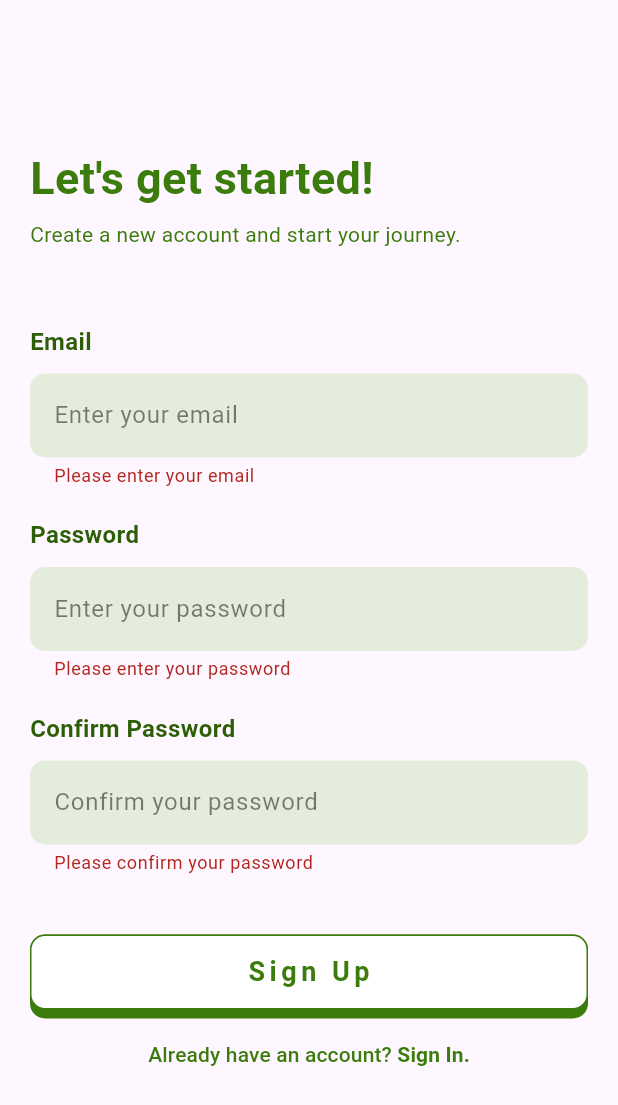
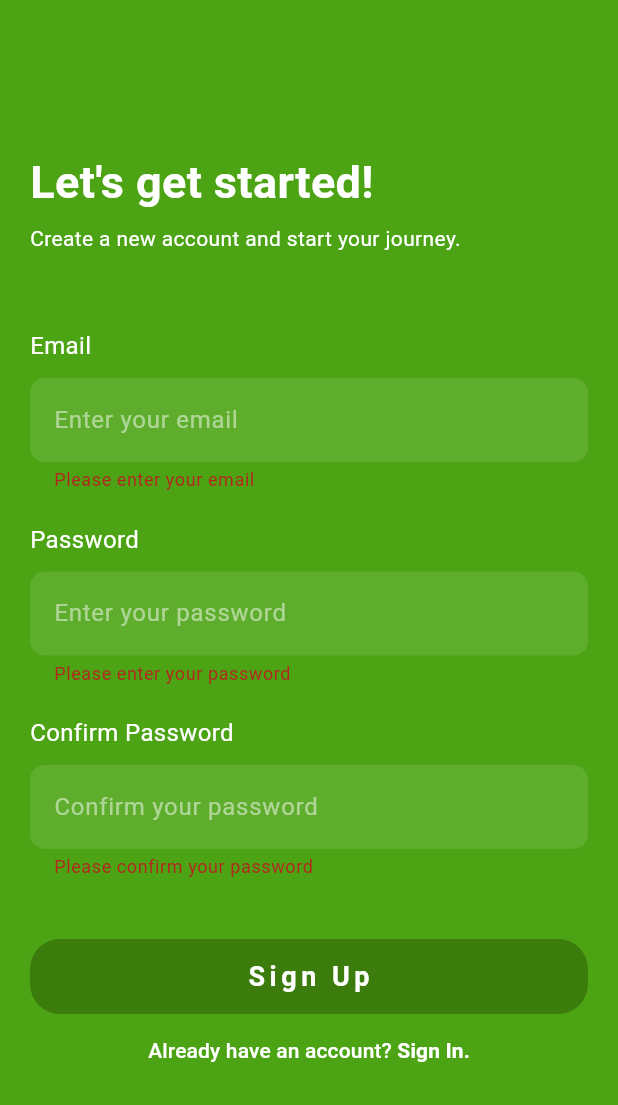
Before and after one commit to tsuna614/se346_project, a Flutter app: the SignUpScreen screen opened directly, after a tap on "Sign Up", on a phone screen of 412 x 824 dp. Shown: the top 1105 px of the screen. Run offline on Flutter 3.47's test engine with Material 3 defaults, Android fonts, the phone set to English and light mode, and no system bars; our stand-ins replace font_awesome_flutter.

Commit message:
change log: + changes to signup_screen UI + added detail_signup_screen for adding user's name

```diff
--- a/lib/src/authentication-screens/signup_screen.dart
+++ b/lib/src/authentication-screens/signup_screen.dart
@@ -1,4 +1,5 @@
 import 'package:flutter/material.dart';
+import 'package:se346_project/src/authentication-screens/detail_signup_screen.dart';
 
 class SignUpScreen extends StatefulWidget {
   const SignUpScreen({super.key});
@@ -13,7 +14,16 @@ class _SignUpScreenState extends State<SignUpScreen> {
   final _passwordTextController = TextEditingController();
   final _confirmPasswordTextController = TextEditingController();
 
-  void _submit() {}
+  void _submit() {
+    Navigator.of(context).push(
+      MaterialPageRoute(
+        builder: (context) => DetailSignUpScreen(
+          email: _emailTextController.text,
+          password: _passwordTextController.text,
+        ),
+      ),
+    );
+  }
 
   @override
   void dispose() {
@@ -25,7 +35,7 @@ class _SignUpScreenState extends State<SignUpScreen> {
   @override
   Widget build(BuildContext context) {
     return Scaffold(
-      // backgroundColor: Colors.grey[800],
+      backgroundColor: const Color(0xFF4CA414),
       body: Center(
           child: Padding(
         padding: const EdgeInsets.symmetric(horizontal: 20),
@@ -40,7 +50,7 @@ class _SignUpScreenState extends State<SignUpScreen> {
                   style: TextStyle(
                     fontSize: 30,
                     fontWeight: FontWeight.bold,
-                    color: const Color(0xFF3C7C0C),
+                    color: Colors.white,
                   ),
                 ),
               ),
@@ -49,7 +59,7 @@ class _SignUpScreenState extends State<SignUpScreen> {
                 alignment: Alignment.centerLeft,
                 child: Text(
                   'Create a new account and start your journey.',
-                  style: TextStyle(fontSize: 14, color: Color(0xFF3C7C0C)),
+                  style: TextStyle(fontSize: 14, color: Colors.white),
                 ),
               ),
               const SizedBox(
@@ -66,7 +76,7 @@ class _SignUpScreenState extends State<SignUpScreen> {
                 },
                 child: const Text.rich(
                   TextSpan(
-                    style: TextStyle(color: Color(0xFF3C7C0C)),
+                    style: TextStyle(color: Colors.white),
                     children: [
                       TextSpan(text: 'Already have an account? '),
                       TextSpan(
@@ -95,8 +105,7 @@ class _SignUpScreenState extends State<SignUpScreen> {
               'Email',
               style: TextStyle(
                 fontSize: 16,
-                fontWeight: FontWeight.bold,
-                color: Color.fromARGB(255, 44, 94, 6),
+                color: Colors.white,
               ),
             ),
           ),
@@ -105,20 +114,22 @@ class _SignUpScreenState extends State<SignUpScreen> {
           ),
           TextFormField(
             controller: _emailTextController,
-            style: const TextStyle(color: Colors.black),
+            style: const TextStyle(color: Colors.white),
             decoration: InputDecoration(
               border: OutlineInputBorder(
                   borderSide: BorderSide.none,
                   borderRadius: BorderRadius.circular(10)),
               filled: true,
-              // fill color: CBE4B9
-              fillColor: const Color(0xFFCBE4B9).withOpacity(0.5),
+              fillColor: Colors.white.withOpacity(0.1),
               hintText: 'Enter your email',
-              hintStyle: TextStyle(color: Colors.black.withOpacity(0.5)),
+              hintStyle: TextStyle(color: Colors.white.withOpacity(0.5)),
             ),
             validator: (value) {
-              if (value == null || value.isEmpty) {
+              if (value == null || value.trim().isEmpty) {
                 return 'Please enter your email';
+              }
+              if (!value.contains('@') || !value.contains('.')) {
+                return 'Your email format is incorrect';
               }
               return null;
             },
@@ -132,8 +143,7 @@ class _SignUpScreenState extends State<SignUpScreen> {
               'Password',
               style: TextStyle(
                 fontSize: 16,
-                fontWeight: FontWeight.bold,
-                color: Color.fromARGB(255, 44, 94, 6),
+                color: Colors.white,
               ),
             ),
           ),
@@ -142,20 +152,23 @@ class _SignUpScreenState extends State<SignUpScreen> {
           ),
           TextFormField(
             controller: _passwordTextController,
-            style: const TextStyle(color: Colors.black),
+            style: const TextStyle(color: Colors.white),
             decoration: InputDecoration(
               border: OutlineInputBorder(
                   borderSide: BorderSide.none,
                   borderRadius: BorderRadius.circular(10)),
               filled: true,
-              fillColor: const Color(0xFFCBE4B9).withOpacity(0.5),
+              fillColor: Colors.white.withOpacity(0.1),
               hintText: 'Enter your password',
-              hintStyle: TextStyle(color: Colors.black.withOpacity(0.5)),
+              hintStyle: TextStyle(color: Colors.white.withOpacity(0.5)),
             ),
             obscureText: true,
             validator: (value) {
-              if (value == null || value.isEmpty) {
+              if (value == null || value.trim().isEmpty) {
                 return 'Please enter your password';
+              }
+              if (value.length < 6) {
+                return 'Password must be at least 6 characters long';
               }
               return null;
             },
@@ -169,8 +182,7 @@ class _SignUpScreenState extends State<SignUpScreen> {
               'Confirm Password',
               style: TextStyle(
                 fontSize: 16,
-                fontWeight: FontWeight.bold,
-                color: Color.fromARGB(255, 44, 94, 6),
+                color: Colors.white,
               ),
             ),
           ),
@@ -179,21 +191,23 @@ class _SignUpScreenState extends State<SignUpScreen> {
           ),
           TextFormField(
             controller: _confirmPasswordTextController,
-            style: const TextStyle(color: Colors.black),
+            style: const TextStyle(color: Colors.white),
             decoration: InputDecoration(
               border: OutlineInputBorder(
                   borderSide: BorderSide.none,
                   borderRadius: BorderRadius.circular(10)),
               filled: true,
-              // fill color: CBE4B9
-              fillColor: const Color(0xFFCBE4B9).withOpacity(0.5),
+              fillColor: Colors.white.withOpacity(0.1),
               hintText: 'Confirm your password',
-              hintStyle: TextStyle(color: Colors.black.withOpacity(0.5)),
+              hintStyle: TextStyle(color: Colors.white.withOpacity(0.5)),
             ),
             obscureText: true,
             validator: (value) {
-              if (value == null || value.isEmpty) {
+              if (value == null || value.trim().isEmpty) {
                 return 'Please confirm your password';
+              }
+              if (value != _passwordTextController.text) {
+                return 'Passwords do not match';
               }
               return null;
             },
@@ -203,8 +217,6 @@ class _SignUpScreenState extends State<SignUpScreen> {
     );
   }
 
-  double _padding = 6;
-
   Widget _buildAnimatedButton() {
     return GestureDetector(
       onTap: () {
@@ -212,37 +224,13 @@ class _SignUpScreenState extends State<SignUpScreen> {
           _submit();
         }
       },
-      onTapDown: (_) {
-        setState(() {
-          _padding = 0;
-        });
-      },
-      onTapCancel: () {
-        setState(() {
-          _padding = 6;
-        });
-      },
-      onTapUp: (_) {
-        setState(() {
-          _padding = 6;
-        });
-      },
-      child: AnimatedContainer(
-        padding: EdgeInsets.only(bottom: _padding),
-        margin: EdgeInsets.only(top: -(_padding - 6)),
-        decoration: BoxDecoration(
-          // color: Theme.of(context).primaryColor,
-          color: const Color(0xFF3C7C0C),
-          borderRadius: BorderRadius.circular(10),
-        ),
-        duration: const Duration(milliseconds: 50),
+      child: Container(
         child: Container(
           width: double.infinity,
           height: 50,
           decoration: BoxDecoration(
-            color: Colors.white,
-            border: Border.all(color: const Color(0xFF3C7C0C)),
-            borderRadius: BorderRadius.circular(10),
+            color: const Color(0xFF3C7C0C),
+            borderRadius: BorderRadius.circular(20),
           ),
           child: const Center(
             child: FittedBox(
@@ -253,7 +241,7 @@ class _SignUpScreenState extends State<SignUpScreen> {
                   letterSpacing: 3,
                   fontSize: 18,
                   fontWeight: FontWeight.bold,
-                  color: Color(0xFF3C7C0C),
+                  color: Colors.white,
                 ),
               ),
             ),
```
Also changed, not shown: lib/src/authentication-screens/detail_signup_screen.dart (added, +165 -0 lines).
